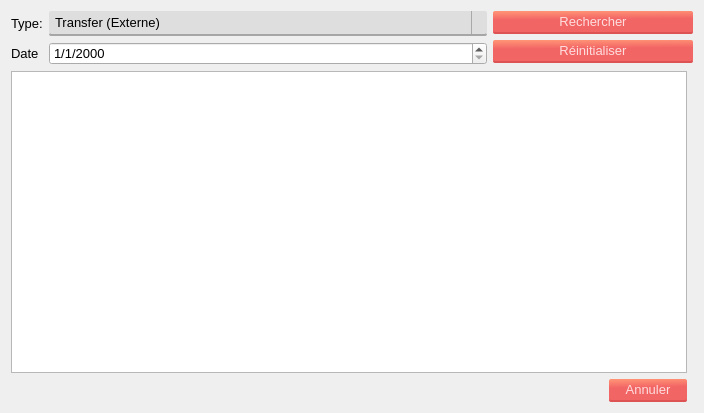
Old version of the form interfaces/listetransfer.ui in the repository Mehdi-SK/Cosider-TP-App.
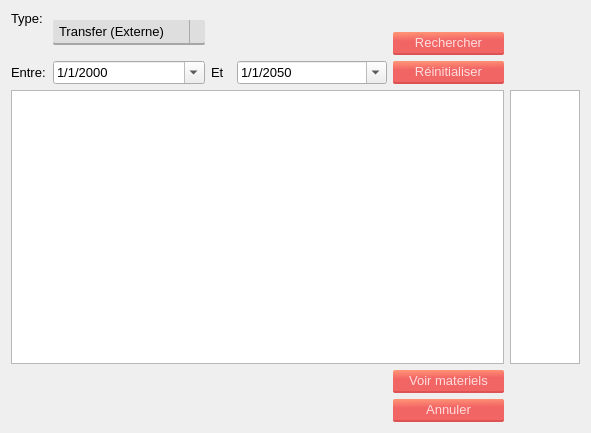
New version of the form. Icons and pictures are not drawn.

Patch:
```diff
--- a/interfaces/listetransfer.ui
+++ b/interfaces/listetransfer.ui
@@ -6,8 +6,8 @@
    <rect>
     <x>0</x>
     <y>0</y>
-    <width>704</width>
-    <height>413</height>
+    <width>588</width>
+    <height>433</height>
    </rect>
   </property>
   <property name="windowTitle">
@@ -67,92 +67,94 @@
                                 stop: 0.5 #DDDDDD, stop: 1.0 #E1E1E1);
 }</string>
   </property>
-  <layout class="QGridLayout" name="gridLayout">
-   <item row="0" column="0" colspan="2">
-    <layout class="QHBoxLayout" name="horizontalLayout_2">
+  <layout class="QGridLayout" name="gridLayout_2">
+   <item row="3" column="6">
+    <widget class="QTableWidget" name="rightwidget">
+     <property name="maximumSize">
+      <size>
+       <width>1000</width>
+       <height>16777215</height>
+      </size>
+     </property>
+    </widget>
+   </item>
+   <item row="2" column="2">
+    <widget class="QLabel" name="label_3">
+     <property name="maximumSize">
+      <size>
+       <width>20</width>
+       <height>16777215</height>
+      </size>
+     </property>
+     <property name="text">
+      <string>Et</string>
+     </property>
+    </widget>
+   </item>
+   <item row="0" column="1" rowspan="2">
+    <widget class="QComboBox" name="searchtype">
+     <property name="styleSheet">
+      <string notr="true"/>
+     </property>
      <item>
-      <layout class="QHBoxLayout" name="horizontalLayout">
-       <item>
-        <layout class="QFormLayout" name="formLayout">
-         <item row="0" column="0">
-          <widget class="QLabel" name="label">
-           <property name="text">
-            <string>Type:</string>
-           </property>
-          </widget>
-         </item>
-         <item row="0" column="1">
-          <widget class="QComboBox" name="comboBox">
-           <property name="styleSheet">
-            <string notr="true"/>
-           </property>
-           <item>
-            <property name="text">
-             <string>Transfer (Externe)</string>
-            </property>
-           </item>
-           <item>
-            <property name="text">
-             <string>Affectations (Interne)</string>
-            </property>
-           </item>
-          </widget>
-         </item>
-         <item row="1" column="0">
-          <widget class="QLabel" name="label_2">
-           <property name="text">
-            <string>Date</string>
-           </property>
-          </widget>
-         </item>
-         <item row="1" column="1">
-          <widget class="QDateEdit" name="dateEdit">
-           <property name="enabled">
-            <bool>true</bool>
-           </property>
-           <property name="displayFormat">
-            <string>d/M/yyyy</string>
-           </property>
-          </widget>
-         </item>
-        </layout>
-       </item>
-      </layout>
+      <property name="text">
+       <string>Transfer (Externe)</string>
+      </property>
      </item>
      <item>
-      <layout class="QVBoxLayout" name="verticalLayout">
-       <item>
-        <widget class="QPushButton" name="searchButton">
-         <property name="maximumSize">
-          <size>
-           <width>200</width>
-           <height>16777215</height>
-          </size>
-         </property>
-         <property name="text">
-          <string>Rechercher</string>
-         </property>
-        </widget>
-       </item>
-       <item>
-        <widget class="QPushButton" name="searchButton_2">
-         <property name="maximumSize">
-          <size>
-           <width>200</width>
-           <height>16777215</height>
-          </size>
-         </property>
-         <property name="text">
-          <string>Réinitialiser</string>
-         </property>
-        </widget>
-       </item>
-      </layout>
+      <property name="text">
+       <string>Affectations (Interne)</string>
+      </property>
      </item>
-    </layout>
+    </widget>
    </item>
-   <item row="1" column="0">
+   <item row="2" column="1">
+    <widget class="QDateEdit" name="date1">
+     <property name="enabled">
+      <bool>true</bool>
+     </property>
+     <property name="displayFormat">
+      <string>d/M/yyyy</string>
+     </property>
+     <property name="calendarPopup">
+      <bool>true</bool>
+     </property>
+    </widget>
+   </item>
+   <item row="0" column="0">
+    <widget class="QLabel" name="label">
+     <property name="maximumSize">
+      <size>
+       <width>100</width>
+       <height>16777215</height>
+      </size>
+     </property>
+     <property name="text">
+      <string>Type:</string>
+     </property>
+    </widget>
+   </item>
+   <item row="2" column="0">
+    <widget class="QLabel" name="label_2">
+     <property name="maximumSize">
+      <size>
+       <width>50</width>
+       <height>16777215</height>
+      </size>
+     </property>
+     <property name="text">
+      <string>Entre:</string>
+     </property>
+    </widget>
+   </item>
+   <item row="3" column="0" colspan="6">
     <widget class="QTableWidget" name="tableWidget">
+     <property name="minimumSize">
+      <size>
+       <width>421</width>
+       <height>273</height>
+      </size>
+     </property>
      <property name="styleSheet">
       <string notr="true">*{
 	font: 10pt;
@@ -221,11 +223,88 @@
      </property>
     </widget>
    </item>
-   <item row="2" column="0" alignment="Qt::AlignRight">
+   <item row="2" column="3" colspan="2">
+    <widget class="QDateEdit" name="date2">
+     <property name="enabled">
+      <bool>true</bool>
+     </property>
+     <property name="minimumSize">
+      <size>
+       <width>150</width>
+       <height>0</height>
+      </size>
+     </property>
+     <property name="displayFormat">
+      <string>d/M/yyyy</string>
+     </property>
+     <property name="calendarPopup">
+      <bool>true</bool>
+     </property>
+     <property name="date">
+      <date>
+       <year>2050</year>
+       <month>1</month>
+       <day>1</day>
+      </date>
+     </property>
+    </widget>
+   </item>
+   <item row="1" column="5">
+    <widget class="QPushButton" name="searchButton">
+     <property name="maximumSize">
+      <size>
+       <width>200</width>
+       <height>16777215</height>
+      </size>
+     </property>
+     <property name="text">
+      <string>Rechercher</string>
+     </property>
+    </widget>
+   </item>
+   <item row="2" column="5">
+    <widget class="QPushButton" name="resetButton">
+     <property name="maximumSize">
+      <size>
+       <width>200</width>
+       <height>16777215</height>
+      </size>
+     </property>
+     <property name="text">
+      <string>Réinitialiser</string>
+     </property>
+    </widget>
+   </item>
+   <item row="4" column="5">
+    <widget class="QPushButton" name="listemat">
+     <property name="minimumSize">
+      <size>
+       <width>100</width>
+       <height>0</height>
+      </size>
+     </property>
+     <property name="maximumSize">
+      <size>
+       <width>120</width>
+       <height>16777215</height>
+      </size>
+     </property>
+     <property name="text">
+      <string>Voir materiels</string>
+     </property>
+    </widget>
+   </item>
+   <item row="6" column="5">
     <widget class="QPushButton" name="pushButton">
-     <property name="maximumSize">
+     <property name="minimumSize">
       <size>
        <width>100</width>
+       <height>0</height>
+      </size>
+     </property>
+     <property name="maximumSize">
+      <size>
+       <width>120</width>
        <height>16777215</height>
       </size>
      </property>
```
Left out of the diff: 13 changed lines with no effect on the pictures.
